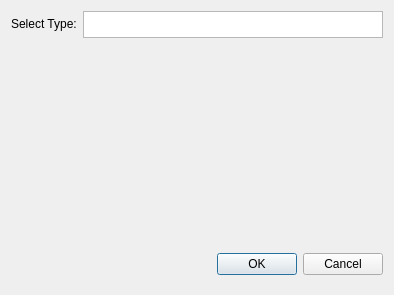
This is CyberFleet/ClientGUI/ui/developwindow.ui in ibicdlcod/GuoMuoRuoProject as Qt 5 draws it before an edit. The edited form follows.
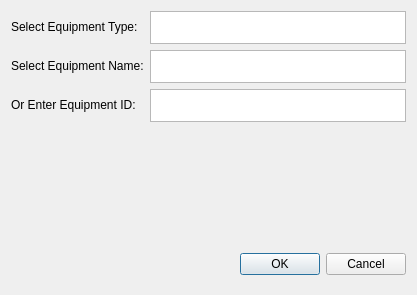
This is the edited form.

```diff
--- a/CyberFleet/ClientGUI/ui/developwindow.ui
+++ b/CyberFleet/ClientGUI/ui/developwindow.ui
@@ -15,19 +15,36 @@
   </property>
   <layout class="QVBoxLayout" name="verticalLayout">
    <item>
-    <layout class="QHBoxLayout" name="horizontalLayout_2">
-     <property name="sizeConstraint">
-      <enum>QLayout::SetMaximumSize</enum>
-     </property>
-     <property name="leftMargin">
-      <number>0</number>
-     </property>
-     <property name="bottomMargin">
-      <number>200</number>
-     </property>
-     <item>
-      <widget class="QLabel" name="label">
+    <layout class="QGridLayout" name="gridLayout">
+     <item row="1" column="1">
+      <widget class="QListWidget" name="listName">
+       <property name="minimumSize">
+        <size>
+         <width>0</width>
+         <height>30</height>
+        </size>
+       </property>
+      </widget>
+     </item>
+     <item row="2" column="1">
+      <widget class="QTextEdit" name="idText">
        <property name="sizePolicy">
+        <sizepolicy hsizetype="Preferred" vsizetype="Expanding">
+         <horstretch>0</horstretch>
+         <verstretch>0</verstretch>
+        </sizepolicy>
+       </property>
+       <property name="minimumSize">
+        <size>
+         <width>0</width>
+         <height>30</height>
+        </size>
+       </property>
+      </widget>
+     </item>
+     <item row="1" column="0">
+      <widget class="QLabel" name="nameLabel">
+       <property name="sizePolicy">
         <sizepolicy hsizetype="Preferred" vsizetype="Fixed">
          <horstretch>0</horstretch>
          <verstretch>10</verstretch>
@@ -40,14 +57,14 @@
         </size>
        </property>
        <property name="text">
-        <string>Select Type:</string>
+        <string>Select Equipment Name:</string>
        </property>
       </widget>
      </item>
-     <item>
-      <widget class="QTextEdit" name="EquipIdEdit">
+     <item row="0" column="1">
+      <widget class="QListWidget" name="listType">
        <property name="sizePolicy">
-        <sizepolicy hsizetype="Expanding" vsizetype="Fixed">
+        <sizepolicy hsizetype="Minimum" vsizetype="Expanding">
          <horstretch>0</horstretch>
          <verstretch>0</verstretch>
         </sizepolicy>
@@ -55,13 +72,67 @@
        <property name="minimumSize">
         <size>
          <width>0</width>
+         <height>30</height>
+        </size>
+       </property>
+      </widget>
+     </item>
+     <item row="0" column="0">
+      <widget class="QLabel" name="typeLabel">
+       <property name="sizePolicy">
+        <sizepolicy hsizetype="Preferred" vsizetype="Fixed">
+         <horstretch>0</horstretch>
+         <verstretch>10</verstretch>
+        </sizepolicy>
+       </property>
+       <property name="minimumSize">
+        <size>
+         <width>0</width>
          <height>10</height>
         </size>
+       </property>
+       <property name="text">
+        <string>Select Equipment Type:</string>
+       </property>
+      </widget>
+     </item>
+     <item row="2" column="0">
+      <widget class="QLabel" name="idLabel">
+       <property name="sizePolicy">
+        <sizepolicy hsizetype="Preferred" vsizetype="Fixed">
+         <horstretch>0</horstretch>
+         <verstretch>10</verstretch>
+        </sizepolicy>
+       </property>
+       <property name="minimumSize">
+        <size>
+         <width>0</width>
+         <height>10</height>
+        </size>
+       </property>
+       <property name="text">
+        <string>Or Enter Equipment ID:</string>
        </property>
       </widget>
      </item>
     </layout>
    </item>
+   <item>
+    <spacer name="verticalSpacer">
+     <property name="orientation">
+      <enum>Qt::Vertical</enum>
+     </property>
+     <property name="sizeType">
+      <enum>QSizePolicy::Minimum</enum>
+     </property>
+     <property name="sizeHint" stdset="0">
+      <size>
+       <width>20</width>
+       <height>116</height>
+      </size>
+     </property>
+    </spacer>
+   </item>
    <item>
     <layout class="QHBoxLayout" name="horizontalLayout">
      <item>
```
